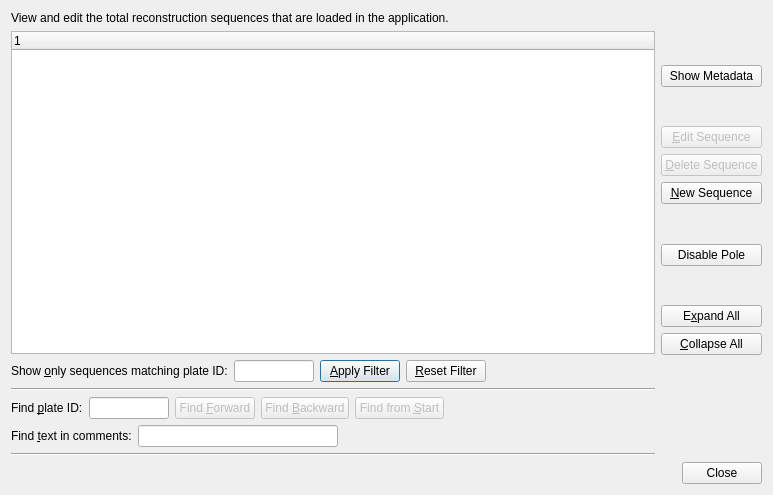
Qt form src/qt-widgets/TotalReconstructionSequencesDialogUi.ui (GPlates/GPlates) before a commit.
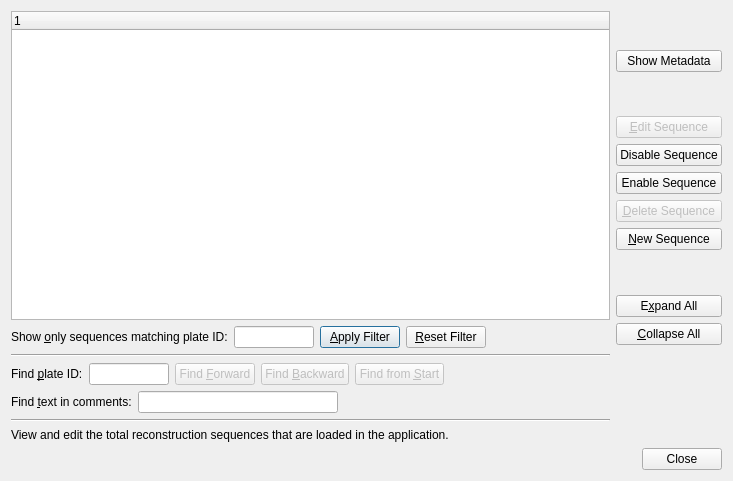
The same form after that commit.

Patch:
```diff
--- a/src/qt-widgets/TotalReconstructionSequencesDialogUi.ui
+++ b/src/qt-widgets/TotalReconstructionSequencesDialogUi.ui
@@ -6,22 +6,15 @@
    <rect>
     <x>0</x>
     <y>0</y>
-    <width>773</width>
-    <height>495</height>
+    <width>733</width>
+    <height>481</height>
    </rect>
   </property>
   <property name="windowTitle">
    <string>Total Reconstruction Sequences</string>
   </property>
-  <layout class="QGridLayout" name="gridLayout">
-   <item row="0" column="0">
-    <widget class="QLabel" name="label">
-     <property name="text">
-      <string>View and edit the total reconstruction sequences that are loaded in the application.</string>
-     </property>
-    </widget>
-   </item>
-   <item row="1" column="0">
+  <layout class="QVBoxLayout" name="verticalLayout_3">
+   <item>
     <layout class="QHBoxLayout" name="horizontalLayout_2">
      <item>
       <layout class="QVBoxLayout" name="verticalLayout_2">
@@ -244,8 +237,8 @@
          </property>
          <property name="sizeHint" stdset="0">
           <size>
-           <width>20</width>
-           <height>40</height>
+           <width>91</width>
+           <height>26</height>
           </size>
          </property>
         </spacer>
@@ -264,8 +257,8 @@
          </property>
          <property name="sizeHint" stdset="0">
           <size>
-           <width>20</width>
-           <height>40</height>
+           <width>91</width>
+           <height>26</height>
           </size>
          </property>
         </spacer>
@@ -280,6 +273,26 @@
          </property>
         </widget>
        </item>
+       <item>
+        <widget class="QPushButton" name="disable_seq_button">
+         <property name="enabled">
+          <bool>true</bool>
+         </property>
+         <property name="text">
+          <string>Disable Sequence</string>
+         </property>
+        </widget>
+       </item>
+       <item>
+        <widget class="QPushButton" name="enable_seq_button">
+         <property name="enabled">
+          <bool>true</bool>
+         </property>
+         <property name="text">
+          <string>Enable Sequence</string>
+         </property>
+        </widget>
+       </item>
        <item>
         <widget class="QPushButton" name="button_Delete_Sequence">
          <property name="enabled">
@@ -300,26 +313,6 @@
          </property>
         </widget>
        </item>
-       <item>
-        <spacer name="verticalSpacer_7">
-         <property name="orientation">
-          <enum>Qt::Vertical</enum>
-         </property>
-         <property name="sizeHint" stdset="0">
-          <size>
-           <width>20</width>
-           <height>40</height>
-          </size>
-         </property>
-        </spacer>
-       </item>
-       <item>
-        <widget class="QPushButton" name="disable_enable_pole_button">
-         <property name="text">
-          <string>Disable Pole</string>
-         </property>
-        </widget>
-       </item>
        <item>
         <spacer name="verticalSpacer_4">
          <property name="orientation">
@@ -327,8 +320,8 @@
          </property>
          <property name="sizeHint" stdset="0">
           <size>
-           <width>20</width>
-           <height>40</height>
+           <width>91</width>
+           <height>26</height>
           </size>
          </property>
         </spacer>
@@ -354,21 +347,8 @@
          </property>
          <property name="sizeHint" stdset="0">
           <size>
-           <width>20</width>
-           <height>40</height>
-          </size>
-         </property>
-        </spacer>
-       </item>
-       <item>
-        <spacer name="verticalSpacer_5">
-         <property name="orientation">
-          <enum>Qt::Vertical</enum>
-         </property>
-         <property name="sizeHint" stdset="0">
-          <size>
-           <width>20</width>
-           <height>40</height>
+           <width>91</width>
+           <height>25</height>
           </size>
          </property>
         </spacer>
@@ -380,8 +360,8 @@
          </property>
          <property name="sizeHint" stdset="0">
           <size>
-           <width>20</width>
-           <height>40</height>
+           <width>91</width>
+           <height>26</height>
           </size>
          </property>
         </spacer>
@@ -390,7 +370,14 @@
      </item>
     </layout>
    </item>
-   <item row="2" column="0">
+   <item>
+    <widget class="QLabel" name="label">
+     <property name="text">
+      <string>View and edit the total reconstruction sequences that are loaded in the application.</string>
+     </property>
+    </widget>
+   </item>
+   <item>
     <layout class="QHBoxLayout" name="horizontalLayout">
      <item>
       <spacer name="horizontalSpacer">
```
